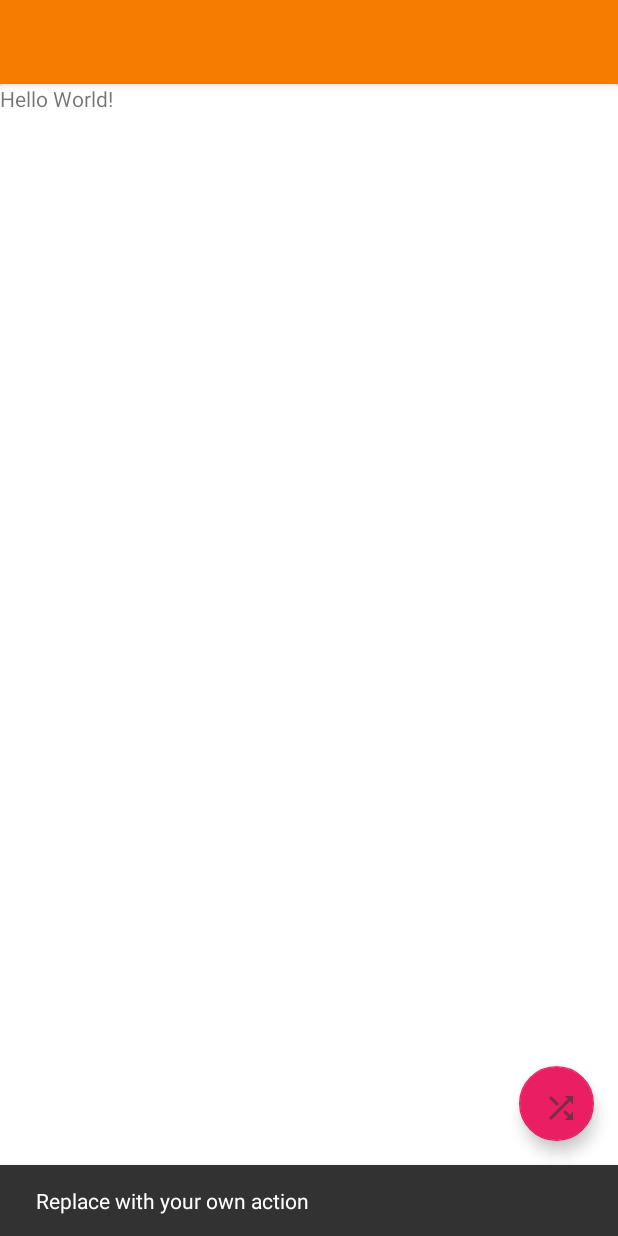
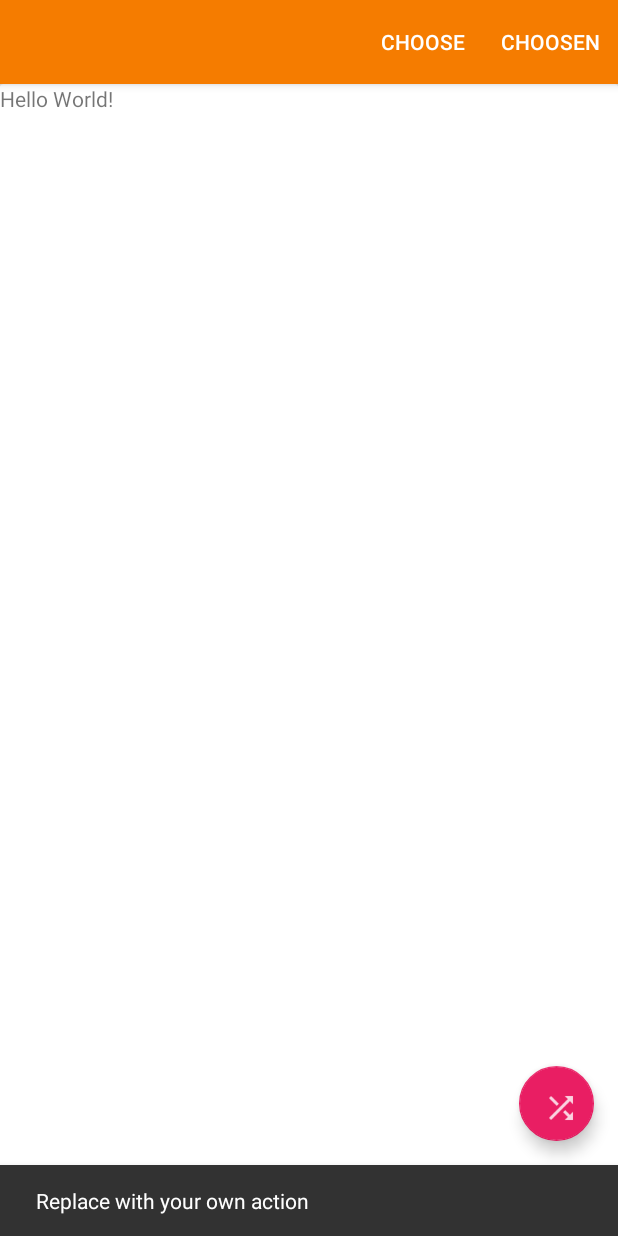
Before and after one commit to samreality4/ChoosU, an Android app: the screen it shows after launch (NewActivity), after a tap on an icon or button, on a phone screen of 412 x 824 dp. Run offline under Robolectric (Android 15) with nearby library versions, the light colour scheme and no system bars.

Commit message:
update from mac

```diff
--- a/app/src/main/AndroidManifest.xml
+++ b/app/src/main/AndroidManifest.xml
@@ -18,6 +18,11 @@
 
                 <category android:name="android.intent.category.LAUNCHER" />
             </intent-filter>
+            <intent-filter>
+                <action android:name="android.intent.action.SEND" />
+                <category android:name="android.intent.category.DEFAULT"/>
+                <data android:mimeType="text/plain"/>
+            </intent-filter>
         </activity>
     </application>
 
--- a/app/src/main/java/com/example/sam/choosu/NewActivity.java
+++ b/app/src/main/java/com/example/sam/choosu/NewActivity.java
@@ -1,7 +1,9 @@
 package com.example.sam.choosu;
 
+import android.app.ActionBar;
 import android.app.LoaderManager;
 import android.content.CursorLoader;
+import android.content.Intent;
 import android.content.Loader;
 import android.database.Cursor;
 import android.os.Bundle;
@@ -25,8 +27,11 @@ public class NewActivity extends AppCompatActivity implements LoaderManager.Load
     protected void onCreate(Bundle savedInstanceState) {
         super.onCreate(savedInstanceState);
         setContentView(R.layout.activity_new);
-        //Toolbar toolbar = findViewById(R.id.toolbar);
-        //setSupportActionBar(toolbar);
+        Toolbar toolbar = findViewById(R.id.toolbar);
+        setSupportActionBar(toolbar);
+        getSupportActionBar().setDisplayShowTitleEnabled(false);
+
+
 
         FloatingActionButton fab = findViewById(R.id.fab);
         fab.setOnClickListener(new View.OnClickListener() {
@@ -36,6 +41,25 @@ public class NewActivity extends AppCompatActivity implements LoaderManager.Load
                         .setAction("Action", null).show();
             }
         });
+
+        Intent intent = getIntent();
+        String action = intent.getAction();
+        String type = intent.getType();
+
+        if (Intent.ACTION_SEND.equals(action) && type != null) {
+            if ("text/plain".equals(type)) {
+                handleSendText(intent);
+            }
+        }
+    }
+
+
+        void handleSendText(Intent intent){
+            String sharedText = intent.getStringExtra(Intent.EXTRA_TEXT);
+            if(sharedText !=null){
+    }
+
+
     }
 
     @Override
@@ -54,10 +78,10 @@ public class NewActivity extends AppCompatActivity implements LoaderManager.Load
 
         switch (item.getItemId()) {
             case R.id.choos_u:
+                return true;
 
             case R.id.choosen_u:
-
-
+                return true;
 
 
         }
--- a/app/src/main/res/layout/activity_new.xml
+++ b/app/src/main/res/layout/activity_new.xml
@@ -17,7 +17,8 @@
             android:layout_width="match_parent"
             android:layout_height="?attr/actionBarSize"
             android:background="?attr/colorPrimary"
-            app:popupTheme="@style/AppTheme.PopupOverlay" />
+            app:popupTheme="@style/AppTheme.PopupOverlay"
+            android:layout_gravity="center_horizontal"/>
 
     </android.support.design.widget.AppBarLayout>
 
@@ -30,6 +31,7 @@
         android:layout_gravity="bottom|end"
         android:layout_margin="@dimen/fab_margin"
         app:srcCompat="@drawable/ic_shuffle"
+        android:scaleType="center"
         tools:layout_editor_absoluteX="302dp"
         tools:layout_editor_absoluteY="501dp" />
 
--- a/app/src/main/res/menu/menu_new.xml
+++ b/app/src/main/res/menu/menu_new.xml
@@ -4,10 +4,12 @@
     tools:context="com.example.sam.choosu.NewActivity">
     <item
         android:id="@+id/choos_u"
+        android:title="Choose"
         app:showAsAction="always"
-        android:title="Choose"/>
+        android:orderInCategory="1"/>
     <item
         android:id="@+id/choosen_u"
         app:showAsAction="always"
-        android:title="Choosen"/>
+        android:title="Choosen"
+        android:orderInCategory="2"/>
 </menu>
```
Also changed, not shown: app/src/main/res/drawable-hdpi/ic_shuffle.png, app/src/main/res/drawable-mdpi/ic_shuffle.png, app/src/main/res/drawable-xhdpi/ic_shuffle.png, app/src/main/res/drawable-xxhdpi/ic_shuffle.png.
